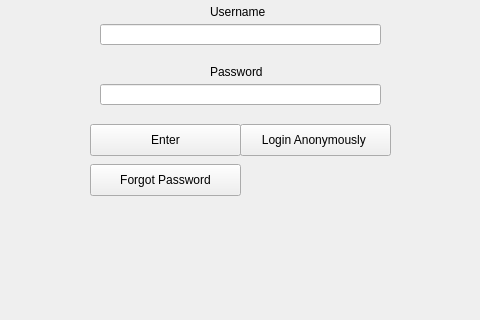
Qt form Login.ui (TokarM/CS487_Project_Group16) before a commit; both pictures show x 150 to 630 and y 156 to 476 of the 800 by 600 pixel window.
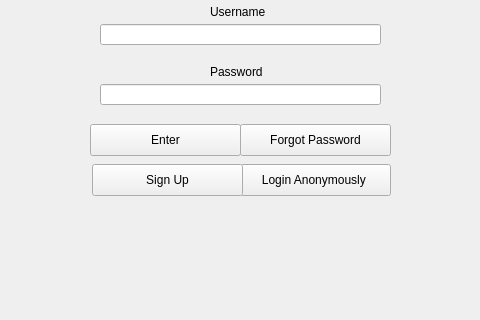
The same form after that commit.

Commit message: add columns add buttons

Diff of the .ui file:
```diff
--- a/Login.ui
+++ b/Login.ui
@@ -77,7 +77,7 @@
     <property name="geometry">
      <rect>
       <x>390</x>
-      <y>280</y>
+      <y>320</y>
       <width>151</width>
       <height>32</height>
      </rect>
@@ -89,8 +89,8 @@
    <widget class="QPushButton" name="pushButton_3">
     <property name="geometry">
      <rect>
-      <x>240</x>
-      <y>320</y>
+      <x>390</x>
+      <y>280</y>
       <width>151</width>
       <height>32</height>
      </rect>
@@ -99,6 +99,19 @@
      <string>Forgot Password</string>
     </property>
    </widget>
+   <widget class="QPushButton" name="pushButton_4">
+    <property name="geometry">
+     <rect>
+      <x>242</x>
+      <y>320</y>
+      <width>151</width>
+      <height>32</height>
+     </rect>
+    </property>
+    <property name="text">
+     <string>Sign Up</string>
+    </property>
+   </widget>
   </widget>
   <widget class="QMenuBar" name="menubar">
    <property name="geometry">
```
The commit also changes 5 other files.
